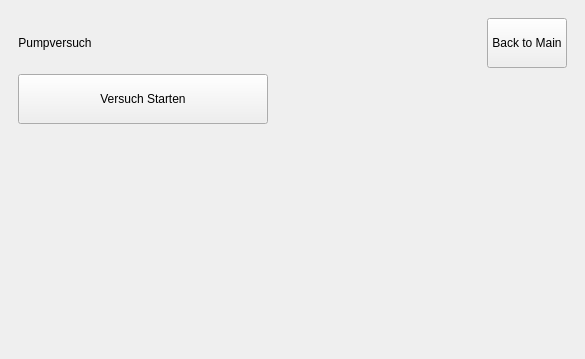
CHRISIzzDA/APM_Qt_UI_v1, file mainwindow.ui: the form before one commit.
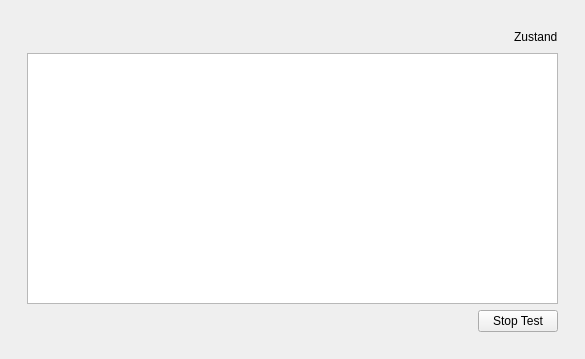
The form after the commit. The open tabs and pages were chosen to show the change.

Commit message:
Switch from State Machine to Multi threading
Deleted apmui.h/.cpp and added serialcom.h/.cpp

```diff
--- a/mainwindow.ui
+++ b/mainwindow.ui
@@ -14,9 +14,9 @@
    <string>APM-UI</string>
   </property>
   <widget class="QWidget" name="centralwidget">
-   <layout class="QHBoxLayout" name="horizontalLayout_6">
-    <item>
-     <widget class="QStackedWidget" name="stackedWidget">
+   <layout class="QGridLayout" name="gridLayout">
+    <item row="0" column="0">
+     <widget class="QStackedWidget" name="sw_main">
       <property name="currentIndex">
        <number>0</number>
       </property>
@@ -187,7 +187,14 @@
         </item>
        </layout>
       </widget>
-      <widget class="QWidget" name="Start">
+      <widget class="QWidget" name="Test">
+       <layout class="QGridLayout" name="gridLayout_2">
+        <item row="0" column="0">
+         <widget class="QStackedWidget" name="sw_Test">
+          <property name="currentIndex">
+           <number>1</number>
+          </property>
+          <widget class="QWidget" name="menu">
        <layout class="QVBoxLayout" name="verticalLayout">
         <item>
          <layout class="QHBoxLayout" name="horizontalLayout_3">
@@ -241,19 +248,6 @@
           </item>
          </layout>
         </item>
-        <item>
-         <spacer name="verticalSpacer_2">
-          <property name="orientation">
-           <enum>Qt::Vertical</enum>
-          </property>
-          <property name="sizeHint" stdset="0">
-           <size>
-            <width>20</width>
-            <height>100</height>
-           </size>
-          </property>
-         </spacer>
-        </item>
         <item>
          <layout class="QHBoxLayout" name="horizontalLayout_5">
           <item>
@@ -292,14 +286,80 @@
           <property name="sizeHint" stdset="0">
            <size>
             <width>20</width>
-            <height>468</height>
+                <height>186</height>
            </size>
           </property>
          </spacer>
         </item>
        </layout>
       </widget>
-      <widget class="QWidget" name="page">
+          <widget class="QWidget" name="running">
+           <layout class="QVBoxLayout" name="verticalLayout_3">
+            <item>
+             <layout class="QHBoxLayout" name="horizontalLayout_6">
+              <item>
+               <spacer name="horizontalSpacer_5">
+                <property name="orientation">
+                 <enum>Qt::Horizontal</enum>
+                </property>
+                <property name="sizeHint" stdset="0">
+                 <size>
+                  <width>40</width>
+                  <height>20</height>
+                 </size>
+                </property>
+               </spacer>
+              </item>
+              <item>
+               <widget class="QLabel" name="stateLabel">
+                <property name="text">
+                 <string>Zustand</string>
+                </property>
+               </widget>
+              </item>
+             </layout>
+            </item>
+            <item>
+             <widget class="QPlainTextEdit" name="pte_Data">
+              <property name="readOnly">
+               <bool>true</bool>
+              </property>
+              <property name="textInteractionFlags">
+               <set>Qt::NoTextInteraction</set>
+              </property>
+             </widget>
+            </item>
+            <item>
+             <layout class="QHBoxLayout" name="horizontalLayout_8">
+              <item>
+               <spacer name="horizontalSpacer_6">
+                <property name="orientation">
+                 <enum>Qt::Horizontal</enum>
+                </property>
+                <property name="sizeHint" stdset="0">
+                 <size>
+                  <width>40</width>
+                  <height>20</height>
+                 </size>
+                </property>
+               </spacer>
+              </item>
+              <item>
+               <widget class="QPushButton" name="btn_StopTest">
+                <property name="text">
+                 <string>Stop Test</string>
+                </property>
+               </widget>
+              </item>
+             </layout>
+            </item>
+           </layout>
+          </widget>
+         </widget>
+        </item>
+       </layout>
+      </widget>
+      <widget class="QWidget" name="Files">
        <layout class="QHBoxLayout" name="horizontalLayout_4">
         <item>
          <widget class="QPushButton" name="pb_back_files">
```
Left out of the diff: 4 changed lines with no effect on the pictures. Lines whose indentation alone changed are shown as unchanged. The commit also changes 11 other files.
